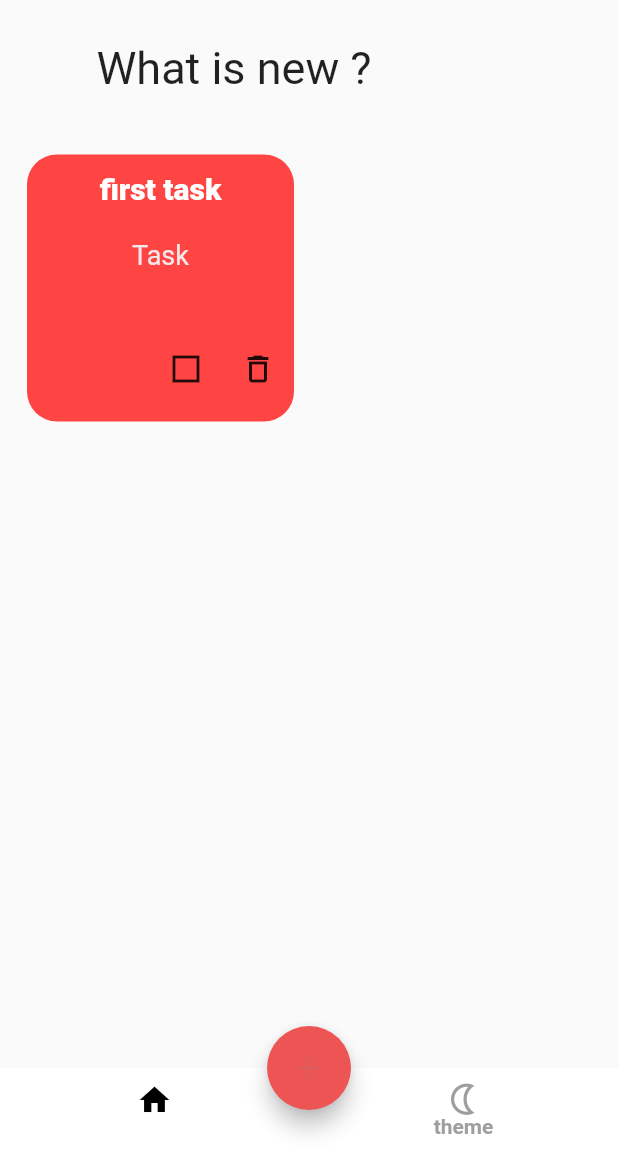
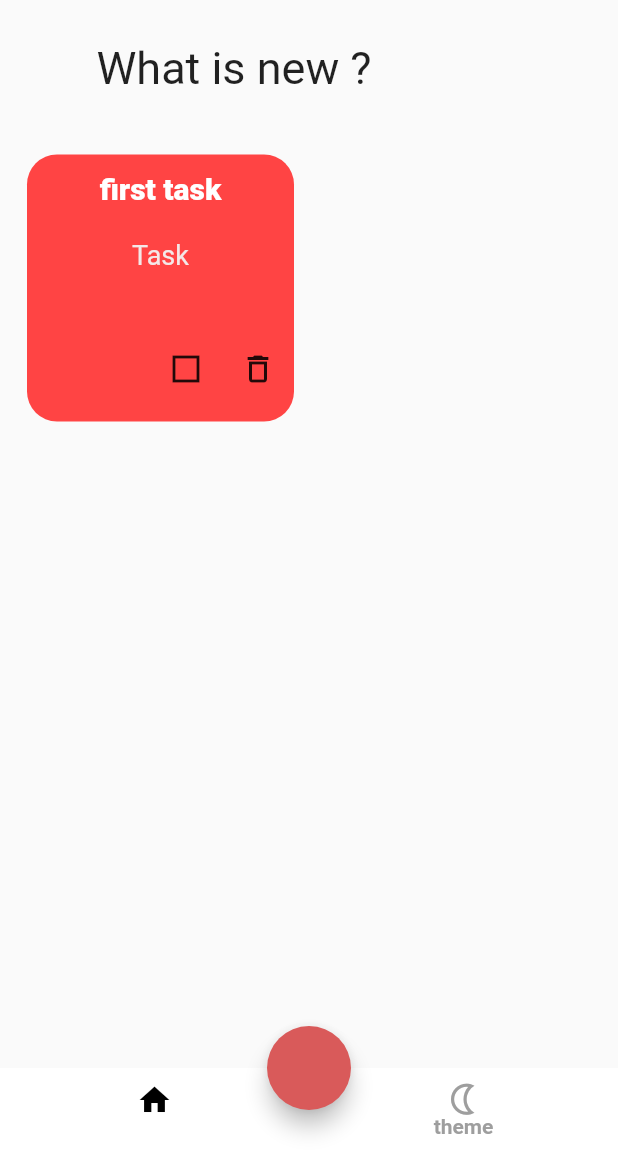
Before and after one commit to Amg2013/To-Do, a Flutter app: the screen it shows after launch, on a phone screen of 412 x 824 dp, the part 84-1236 px from its top. Run offline on Flutter 3.47's test engine with Material 2 defaults, Android fonts, the phone set to English and light mode, and no system bars; our stand-ins replace bloc, equatable, flutter_bloc, hexcolor, hydrated_bloc, sqflite; accounts and stored records are empty.

Commit message:
befor saerch

```diff
--- a/lib/UI/screens/Search.dart
+++ b/lib/UI/screens/Search.dart
@@ -25,7 +25,11 @@ class _SearchState extends State<Search> {
       appBar: AppBar(elevation: 0, flexibleSpace: Row(), actions: [
         Row(
           children: [
-            IconButton(onPressed: () {}, icon: Icon(Icons.cancel_outlined)),
+            IconButton(
+                onPressed: () {
+                  Navigator.pop(context);
+                },
+                icon: const Icon(Icons.cancel_outlined)),
             Container(
               height: 60,
               width: 380,
--- a/lib/data/data sources/dataBase.dart
+++ b/lib/data/data sources/dataBase.dart
@@ -12,6 +12,7 @@ class SqlDb {
 
   _onCreat(Database db, int version) async {
     await db.execute('''
+
 ''');
   }
 }
--- a/lib/logic/Tasks_block/tasks_bloc.dart
+++ b/lib/logic/Tasks_block/tasks_bloc.dart
@@ -11,7 +11,7 @@ class TasksBloc extends HydratedBloc<TasksEvent, TasksState> {
   TasksBloc() : super(const TasksState()) {
     on<AddTask>(_onAddTask);
     on<DeleteTask>(_onDeleteTask);
-    // on<CompletedTasks>(_onUpdateTask);
+    on<CompletedTasks>(_onUpdateTask);
   }
 
   void _onAddTask(AddTask event, Emitter<TasksState> emit) {
--- a/lib/utils/AppTheme.dart
+++ b/lib/utils/AppTheme.dart
@@ -31,8 +31,8 @@ class AppThemes {
           subtitle1: TextStyle(color: Colors.white),
         ),
         bottomNavigationBarTheme: const BottomNavigationBarThemeData(
-            backgroundColor: Color.fromARGB(255, 0, 0, 0),
-            unselectedItemColor: Color.fromARGB(255, 0, 0, 0),
+            backgroundColor: Color.fromARGB(255, 37, 25, 25),
+            unselectedItemColor: Color.fromARGB(255, 121, 86, 86),
             selectedItemColor: Colors.red),
         appBarTheme: AppBarTheme(color: Color.fromARGB(255, 0, 0, 0))),
 
@@ -40,13 +40,13 @@ class AppThemes {
     //
 
     AppTheme.lightTheme: ThemeData(
-        primarySwatch: Colors.cyan,
+        primarySwatch: Colors.grey,
         primaryColor: Colors.white,
         brightness: Brightness.light,
         backgroundColor: const Color(0xFFE5E5E5),
         floatingActionButtonTheme: const FloatingActionButtonThemeData(
-          backgroundColor: Color.fromARGB(255, 237, 85, 85),
-          foregroundColor: Color.fromARGB(255, 221, 92, 92),
+          backgroundColor: Color.fromARGB(255, 217, 90, 90),
+          foregroundColor: Color.fromARGB(255, 217, 90, 90),
         ),
         textButtonTheme: TextButtonThemeData(
           style: ButtonStyle(
```
Also changed, not shown: lib/logic/Tasks_block/tasks_state.dart (+12 -29 lines).
